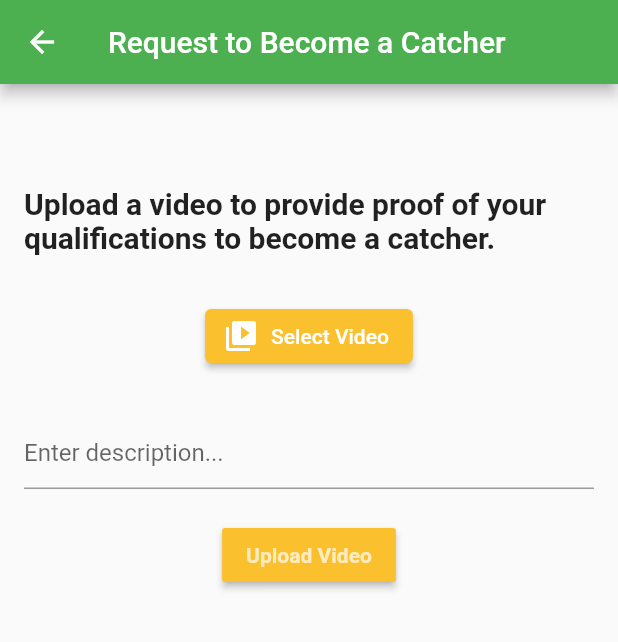
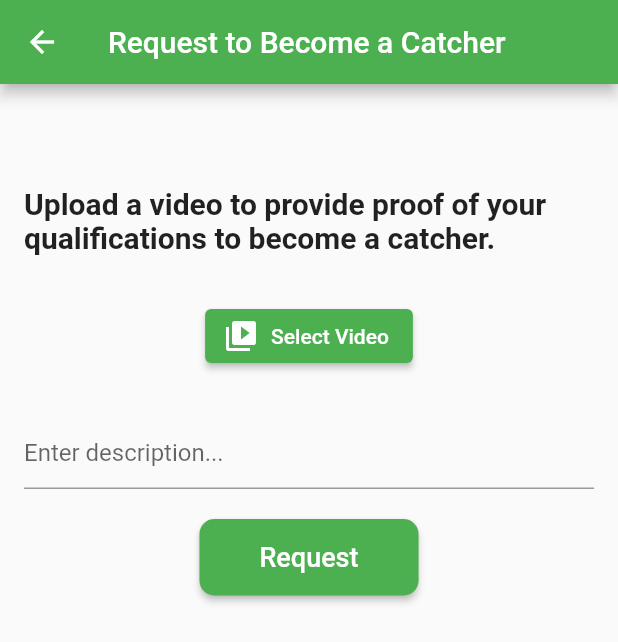
Before and after one commit to DushanthaOlinda/VenomVerseApp, a Flutter app: the ProfilePage screen opened directly, after a tap on "Become a Catcher", on a phone screen of 412 x 824 dp. Shown: the top 642 px of the screen. Run offline on Flutter 3.47's test engine with Material 2 defaults, Android fonts, the light colour scheme and no system bars; our stand-ins replace animated_bottom_navigation_bar, camera, flutter_login, image_picker, rflutter_alert, sidebarx and 1 more; missing offline and left inert: app_bar_with_search_switch, comment_box, flutter_credit_card_new, horizontal_card_pager, profile, stacked_notification_cards and 1 more.

Commit message:
buttons fixed

```diff
--- a/lib/screens/pages/home_page.dart
+++ b/lib/screens/pages/home_page.dart
@@ -334,10 +334,13 @@ class AddNewPostState extends State<AddNewPost> {
                 });
               },
               style: ElevatedButton.styleFrom(
-                backgroundColor: Colors.yellow[700],
+                backgroundColor: Colors.green,
+
+
               ),
               icon: const Icon(Icons.image), // Edit icon
               label: const Text('Select Image'),
+               // Adjust padding as needed
             ),
 
             const SizedBox(height: 10,width: 20,),
@@ -370,10 +373,14 @@ class AddNewPostState extends State<AddNewPost> {
                 // You can now use the 'imageFile' and 'description' for further processing
               },
               style: ElevatedButton.styleFrom(
-                backgroundColor: Colors.yellow[700],
+                backgroundColor: Colors.green,
+                padding: EdgeInsets.symmetric(horizontal: 20, vertical: 10),
+                  shape: RoundedRectangleBorder(
+                    borderRadius: BorderRadius.circular(10), // Add border radius for button
+                  ),
               ),
               icon: const Icon(Icons.post_add), // Edit icon
-              label: const Text('Request'),
+              label: const Text('Request',style: TextStyle(fontSize: 18, color: Colors.white)),
 
             ),
 
--- a/lib/screens/pages/profile_page.dart
+++ b/lib/screens/pages/profile_page.dart
@@ -57,10 +57,22 @@ class _ProfilePageState extends State<ProfilePage> {
                   );
                 },
                 style: ElevatedButton.styleFrom(
-                  backgroundColor: Colors.yellow[700],
+                  backgroundColor: Colors.green[50],
+                  shape: RoundedRectangleBorder(
+                    borderRadius: BorderRadius.circular(10), // Add border radius for button
+                  ),
                 ),
-                icon: const Icon(Icons.edit), // Edit icon
-                label: const Text('Edit Profile'),
+                icon: const Icon(
+                  Icons.edit,
+                  color: Colors.green, // Set icon color to green
+                ), // Edit icon
+                label: const Text(
+                  'Edit Profile',
+                  style: TextStyle(
+                    color: Colors.green,
+                    fontSize: 18,// Set font color to green
+                  ),
+                ),
               ),
             ),
 
@@ -82,16 +94,25 @@ class _ProfilePageState extends State<ProfilePage> {
             Align(
               alignment: Alignment.center,
               child: ElevatedButton(
+
                 onPressed: () {
+
                   Navigator.push(
                     context,
                     MaterialPageRoute(builder: (context) => CardsPage()), // Navigate to CardsPage
                   );
                 },
                 style: ElevatedButton.styleFrom(
-                  backgroundColor: Colors.yellow[700], // Set the button color to yellow
+                  backgroundColor: Colors.green,
+                  padding: const EdgeInsets.symmetric(horizontal: 40, vertical: 10), // Adjust padding for button size
+                  shape: RoundedRectangleBorder(
+                    borderRadius: BorderRadius.circular(10), // Add border radius for button
+                  ),// Set the button color to yellow
                 ),
-                child: const Text('Payments'),
+                child: const Text(
+                  'Payments',
+                  style: TextStyle(fontSize: 18, color: Colors.white),
+                ),
               ),
 
             ),
@@ -116,9 +137,17 @@ class _ProfilePageState extends State<ProfilePage> {
                       // Handle button press
                     },
                     style: ElevatedButton.styleFrom(
-                      backgroundColor: Colors.yellow[700], // Set the button color to yellow
+                      backgroundColor: Colors.green,
+                      padding: const EdgeInsets.symmetric(horizontal: 20, vertical: 15), // Adjust padding for button size
+                      shape: RoundedRectangleBorder(
+                        borderRadius: BorderRadius.circular(10), // Add border radius for button
+                      ),// Set the button color to yellow
                     ),
-                    child: const Text('Become a Catcher'),
+                    child: const Text(
+                      'Become a Catcher',
+                      style: TextStyle(fontSize: 18, color: Colors.white),
+                    ),
+
                   ),
                   ElevatedButton(
                     onPressed: () {
@@ -129,9 +158,18 @@ class _ProfilePageState extends State<ProfilePage> {
                       // Handle button press
                     },
                     style: ElevatedButton.styleFrom(
-                      backgroundColor: Colors.yellow[700], // Set the button color to yellow
+
+                      backgroundColor: Colors.green,
+                      padding: const EdgeInsets.symmetric(horizontal: 20, vertical: 15), // Adjust padding for button size
+                      shape: RoundedRectangleBorder(
+                        borderRadius: BorderRadius.circular(10), // Add border radius for button
+                      ),// Set the button color to yellow
                     ),
-                    child: const Text('Become a Zoologist'),
+                    child: const Text(
+                      'Become a Zoologist',
+                      style: TextStyle(fontSize: 18, color: Colors.white),
+                    ),
+
                   ),
 
                 ],
@@ -150,7 +188,7 @@ class _ProfilePageState extends State<ProfilePage> {
                   // Handle button press
                 },
                 style: ElevatedButton.styleFrom(
-                  backgroundColor: Colors.yellow[700],
+                  backgroundColor: Colors.green,
                   // Set the button color to green
                   padding: const EdgeInsets.symmetric(horizontal: 20, vertical: 15), // Adjust padding for button size
                   shape: RoundedRectangleBorder(
@@ -183,6 +221,8 @@ class _BecomeZoologistState extends State<BecomeZoologist> {
   File? imageFile;
   TextEditingController degreeController = TextEditingController();
   TextEditingController yearController = TextEditingController();
+  TextEditingController uniController = TextEditingController();
+
 
   @override
   Widget build(BuildContext context) {
@@ -209,7 +249,7 @@ class _BecomeZoologistState extends State<BecomeZoologist> {
                 });
               },
               style: ElevatedButton.styleFrom(
-                backgroundColor: Colors.yellow[700],
+                backgroundColor: Colors.green,
               ),
               icon: const Icon(Icons.image),
               label: const Text('Select Image'),
@@ -250,8 +290,8 @@ class _BecomeZoologistState extends State<BecomeZoologist> {
             Padding(
               padding: const EdgeInsets.symmetric(horizontal: 20),
               child: TextFormField(
-                controller: yearController,
-                keyboardType: TextInputType.number,
+                controller: uniController,
+                keyboardType: TextInputType.text,
                 decoration: const InputDecoration(
                   hintText: 'Enter your University...',
                   border: OutlineInputBorder(),
@@ -268,10 +308,15 @@ class _BecomeZoologistState extends State<BecomeZoologist> {
                 // You can now use the 'imageFile', 'degree', and 'year' for further processing
               },
               style: ElevatedButton.styleFrom(
-                backgroundColor: Colors.yellow[700],
+                backgroundColor: Colors.green,
+                padding: EdgeInsets.symmetric(horizontal: 30, vertical: 15), // Adjust padding for button size
+                shape: RoundedRectangleBorder(
+                  borderRadius: BorderRadius.circular(10), // Add border radius for button
+                ),
               ),
               icon: const Icon(Icons.post_add),
-              label: const Text('Request'),
+              label: const Text('Request',style: TextStyle(fontSize: 18, color: Colors.white), // Set font color to green
+              ),
             ),
           ],
         ),
@@ -700,7 +745,7 @@ class _EditPostState extends State<EditPost> {
             const SizedBox(height: 16),
             ElevatedButton(
                 style: ElevatedButton.styleFrom(
-                  backgroundColor: Colors.yellow[700],
+                  backgroundColor: Colors.green,
                 ),
               onPressed: () async {
                 final pickedFile = await ImagePicker().pickImage(source: ImageSource.gallery);
@@ -726,7 +771,7 @@ class _EditPostState extends State<EditPost> {
             const SizedBox(height: 50),
             ElevatedButton(
                 style: ElevatedButton.styleFrom(
-                  backgroundColor: Colors.yellow[700],
+                  backgroundColor: Colors.green,
                 ),
               onPressed: () {
                 // Update the description
@@ -817,7 +862,7 @@ class _BecomeCatcherState extends State<BecomeCatcher> {
                     }
                   },
                   style: ElevatedButton.styleFrom(
-                    backgroundColor: Colors.yellow[700],
+                    backgroundColor: Colors.green,
                   ),
                   icon: const Icon(Icons.video_library), // Video icon
                   label: const Text('Select Video'),
@@ -841,12 +886,11 @@ class _BecomeCatcherState extends State<BecomeCatcher> {
                 ),
                 const SizedBox(height: 20),
                 MaterialButton(
-                  color: Colors.yellow[700],
-                  child: const Text(
-                    "Upload Video",
-                    style: TextStyle(
-                        color: Colors.white70, fontWeight: FontWeight.bold),
-                  ),
+                  color: Colors.green,
+                  padding: const EdgeInsets.symmetric(horizontal: 40, vertical: 15),
+                  shape: RoundedRectangleBorder(
+                    borderRadius: BorderRadius.circular(10), // Add border radius for button
+                  ),// Adjust padding as needed
                   onPressed: () async {
                     if (_selectedVideo != null) {
                       try {
@@ -866,6 +910,13 @@ class _BecomeCatcherState extends State<BecomeCatcher> {
                     }
 
                   },
+
+                  child:  const Text(
+                    "Request",
+                    style: TextStyle(
+                        color: Colors.white,fontSize: 18),
+
+                  ),
                 ),
 
               ],
```
